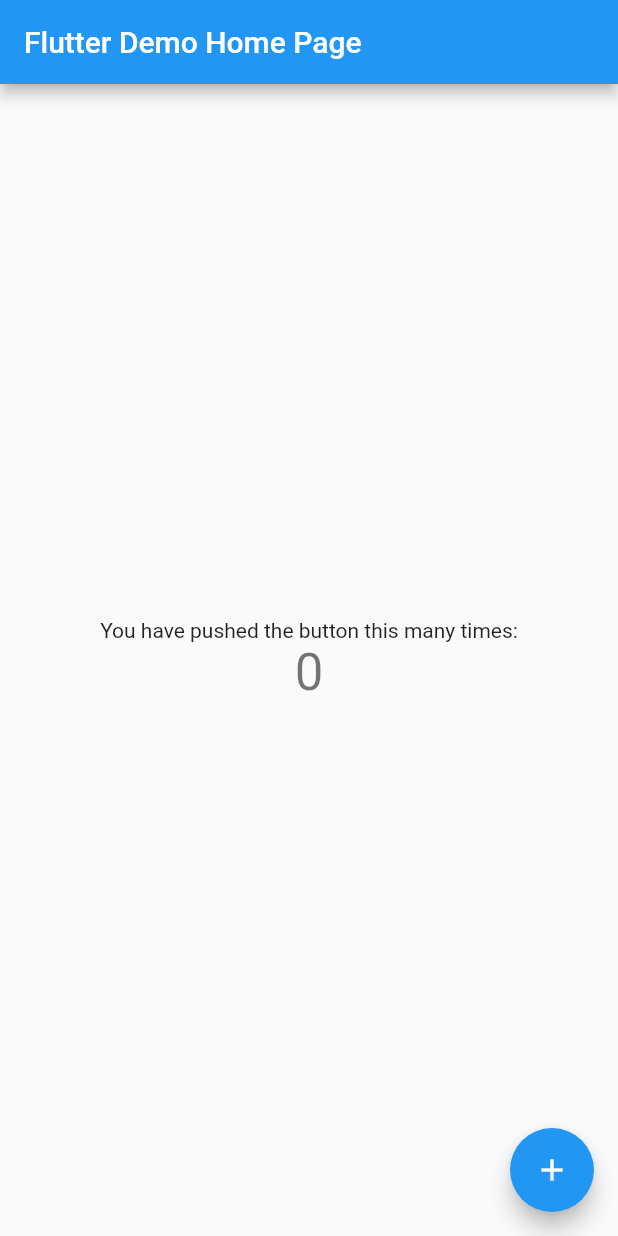
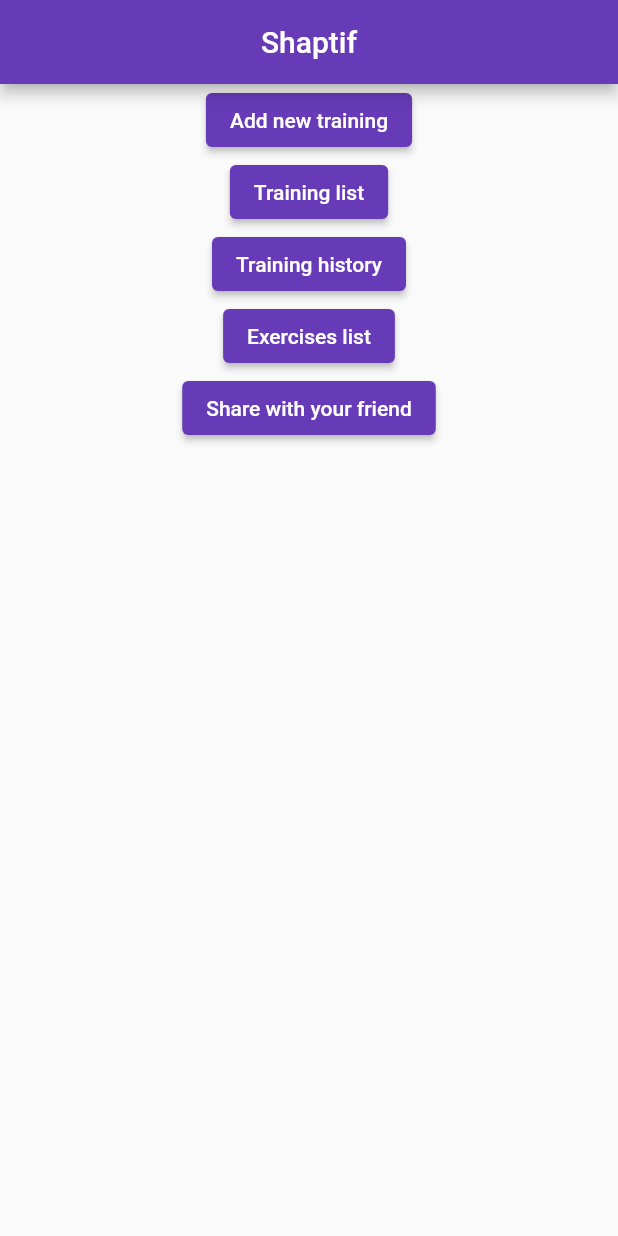
Before and after one commit to Meleciusz/Shaptif, a Flutter app: the screen it shows after launch, on a phone screen of 412 x 824 dp. Run offline on Flutter 3.47's test engine with Material 2 defaults, Android fonts, the phone set to English and light mode, and no system bars.

Commit message:
FINAL Alpha 1.0

```diff
--- a/shaptif/lib/main.dart
+++ b/shaptif/lib/main.dart
@@ -1,4 +1,9 @@
 import 'package:flutter/material.dart';
+import 'package:shaptif/Exercise.dart';
+import 'package:shaptif/History.dart';
+import 'package:shaptif/NewTraining.dart';
+import 'package:shaptif/Share.dart';
+import 'package:shaptif/TrainingList.dart';
 
 void main() {
   runApp(const MyApp());
@@ -22,9 +27,9 @@
         // or simply save your changes to "hot reload" in a Flutter IDE).
         // Notice that the counter didn't reset back to zero; the application
         // is not restarted.
-        primarySwatch: Colors.blue,
+        primarySwatch: Colors.deepPurple,
       ),
-      home: const MyHomePage(title: 'Flutter Demo Home Page'),
+      home: const MyHomePage(title: 'Shaptif'),
     );
   }
 }
@@ -73,12 +78,47 @@
       appBar: AppBar(
         // Here we take the value from the MyHomePage object that was created by
         // the App.build method, and use it to set our appbar title.
-        title: Text(widget.title),
+        title: Center(child: Text(widget.title)),
       ),
       body: Center(
         // Center is a layout widget. It takes a single child and positions it
         // in the middle of the parent.
-        child: Column(
+      child : Column(
+            children : <Widget>[ElevatedButton(
+            onPressed: (){Navigator.push(context, MaterialPageRoute(builder: (context) => const NewTraining()));
+              },
+            child: Text('Add new training'),
+             ),
+
+              ElevatedButton(
+            onPressed: (){Navigator.push(context, MaterialPageRoute(builder: (context) => const TrainingList()));
+            },
+            child: Text('Training list'),
+          ),
+
+              ElevatedButton(
+                onPressed: (){Navigator.push(context, MaterialPageRoute(builder: (context) => const History()));},
+                child: Text('Training history'),
+              ),
+
+              ElevatedButton(
+                onPressed: (){Navigator.push(context, MaterialPageRoute(builder: (context) => const Exercise()));},
+                child: Text('Exercises list'),
+              ),
+
+              ElevatedButton(
+                onPressed: (){Navigator.push(context, MaterialPageRoute(builder: (context) => const Share()));},
+                child: Text('Share with your friend'),
+              ),
+          ]
+
+        ),
+
+
+
+
+
+
           // Column is also a layout widget. It takes a list of children and
           // arranges them vertically. By default, it sizes itself to fit its
           // children horizontally, and tries to be as tall as its parent.
@@ -93,22 +133,7 @@
           // center the children vertically; the main axis here is the vertical
           // axis because Columns are vertical (the cross axis would be
           // horizontal).
-          mainAxisAlignment: MainAxisAlignment.center,
-          children: <Widget>[
-            const Text(
-              'You have pushed the button this many times:',
-            ),
-            Text(
-              '$_counter',
-              style: Theme.of(context).textTheme.headlineMedium,
-            ),
-          ],
-        ),
-      ),
-      floatingActionButton: FloatingActionButton(
-        onPressed: _incrementCounter,
-        tooltip: 'Increment',
-        child: const Icon(Icons.add),
+
       ), // This trailing comma makes auto-formatting nicer for build methods.
     );
   }
```
Also changed, not shown: shaptif/lib/Exercise.dart (added, +33 -0 lines), shaptif/lib/History.dart (added, +33 -0 lines), shaptif/lib/NewTraining.dart (added, +33 -0 lines), shaptif/lib/Share.dart (added, +33 -0 lines), shaptif/lib/TrainingList.dart (added, +33 -0 lines).
